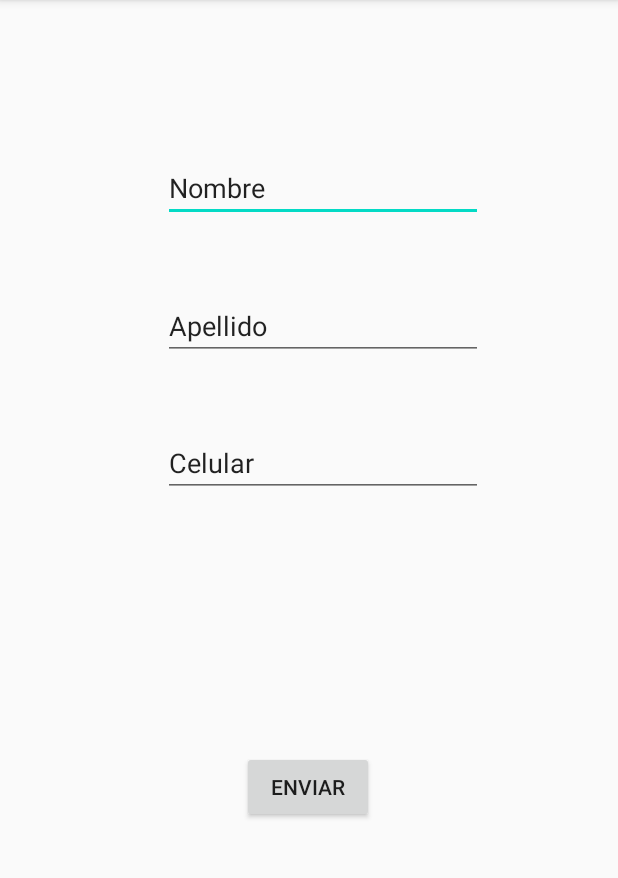
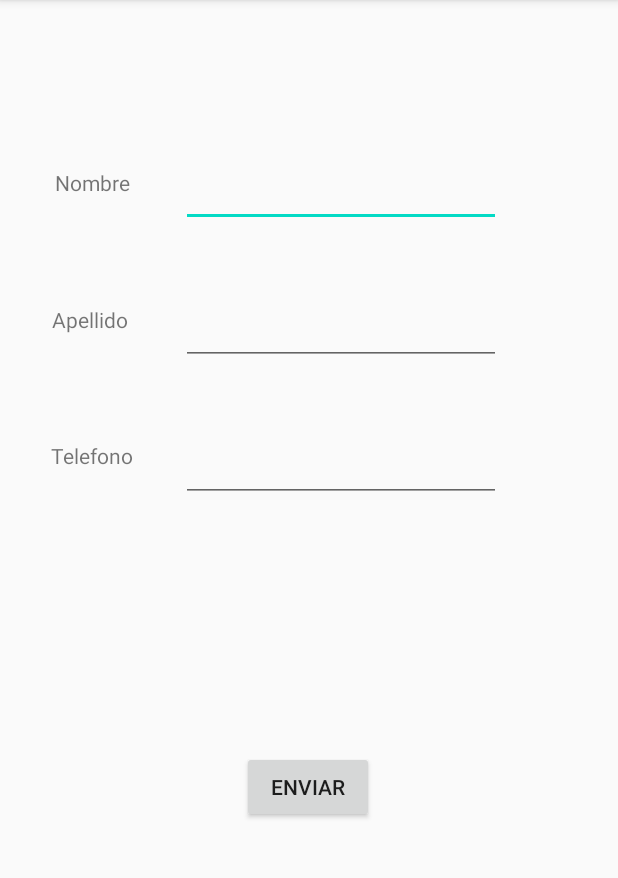
Before and after one commit to andresGarcia97/Reto1DispositivosMoviles, an Android app: the FormularioIncripcion screen opened directly, with no data from a screen before it, on a phone screen of 412 x 824 dp, the part 84-962 px from its top. Run offline under Robolectric (Android 15) with nearby library versions, the phone set to English and light mode, and no system bars.

Commit message:
Formulario inscripcion terminado
-Se soluciona error de logica en Edad.
-Se borra imagen sobrante.

```diff
--- a/app/src/main/java/com/co/movil/reto1/Edad.java
+++ b/app/src/main/java/com/co/movil/reto1/Edad.java
@@ -70,11 +70,10 @@ public class Edad extends AppCompatActivity implements DatePickerDialog.OnDateSe
         }
 
         else if(bornDate.get(Calendar.YEAR) <= currentlyDate.get(Calendar.YEAR)  &&
-                bornDate.get(Calendar.MONTH) <= currentlyDate.get(Calendar.MONTH) &&
-                bornDate.get(Calendar.DAY_OF_MONTH) <= currentlyDate.get(Calendar.DAY_OF_MONTH)) {
+                bornDate.get(Calendar.MONTH) <= currentlyDate.get(Calendar.MONTH)) {
             int years = currentlyDate.get(Calendar.YEAR) - bornDate.get(Calendar.YEAR) ;
             int months = currentlyDate.get(Calendar.MONTH) - bornDate.get(Calendar.MONTH);
-            int days = currentlyDate.get(Calendar.DAY_OF_MONTH) - bornDate.get(Calendar.DAY_OF_MONTH) ;
+            int days = Math.abs(currentlyDate.get(Calendar.DAY_OF_MONTH) - bornDate.get(Calendar.DAY_OF_MONTH)) ;
             String age = "Usted tiene: "+years+" AÑOS "+months+" MESES "+days+" DIAS ";
             Toast.makeText(getApplicationContext(),age,Toast.LENGTH_LONG).show();
         }
--- a/app/src/main/res/layout/activity_formulario_incripcion.xml
+++ b/app/src/main/res/layout/activity_formulario_incripcion.xml
@@ -8,32 +8,17 @@
     tools:context=".FormularioIncripcion">
 
     <EditText
-        android:id="@+id/nombre"
+        android:id="@+id/editTextNombre"
         android:layout_width="wrap_content"
         android:layout_height="wrap_content"
         android:ems="10"
-        android:inputType="textPersonName"
-        android:text="Nombre"
+        android:inputType="text"
         app:layout_constraintBottom_toBottomOf="parent"
         app:layout_constraintEnd_toEndOf="parent"
-        app:layout_constraintHorizontal_bias="0.547"
+        app:layout_constraintHorizontal_bias="0.606"
         app:layout_constraintStart_toStartOf="parent"
         app:layout_constraintTop_toTopOf="parent"
-        app:layout_constraintVertical_bias="0.142" />
-
-    <EditText
-        android:id="@+id/apellido"
-        android:layout_width="wrap_content"
-        android:layout_height="wrap_content"
-        android:ems="10"
-        android:inputType="textPersonName"
-        android:text="Apellido"
-        app:layout_constraintBottom_toBottomOf="parent"
-        app:layout_constraintEnd_toEndOf="parent"
-        app:layout_constraintHorizontal_bias="0.547"
-        app:layout_constraintStart_toStartOf="parent"
-        app:layout_constraintTop_toTopOf="parent"
-        app:layout_constraintVertical_bias="0.269" />
+        app:layout_constraintVertical_bias="0.147" />
 
     <EditText
         android:id="@+id/editTextPhone"
@@ -41,23 +26,72 @@
         android:layout_height="wrap_content"
         android:ems="10"
         android:inputType="phone"
-        android:text="Celular"
         app:layout_constraintBottom_toBottomOf="parent"
         app:layout_constraintEnd_toEndOf="parent"
-        app:layout_constraintHorizontal_bias="0.547"
+        app:layout_constraintHorizontal_bias="0.606"
         app:layout_constraintStart_toStartOf="parent"
         app:layout_constraintTop_toTopOf="parent"
-        app:layout_constraintVertical_bias="0.396" />
+        app:layout_constraintVertical_bias="0.4" />
+
+    <EditText
+        android:id="@+id/editTextApellido"
+        android:layout_width="wrap_content"
+        android:layout_height="wrap_content"
+        android:ems="10"
+        android:inputType="text"
+        app:layout_constraintBottom_toBottomOf="parent"
+        app:layout_constraintEnd_toEndOf="parent"
+        app:layout_constraintHorizontal_bias="0.606"
+        app:layout_constraintStart_toStartOf="parent"
+        app:layout_constraintTop_toTopOf="parent"
+        app:layout_constraintVertical_bias="0.274" />
 
     <Button
         android:id="@+id/botonEnviar"
         android:layout_width="wrap_content"
         android:layout_height="wrap_content"
         android:text="Enviar"
+        android:onClick="verificarDatos"
         app:layout_constraintBottom_toBottomOf="parent"
         app:layout_constraintEnd_toEndOf="parent"
         app:layout_constraintHorizontal_bias="0.498"
         app:layout_constraintStart_toStartOf="parent"
         app:layout_constraintTop_toTopOf="parent"
         app:layout_constraintVertical_bias="0.695" />
+
+    <TextView
+        android:id="@+id/textNombre"
+        android:layout_width="wrap_content"
+        android:layout_height="wrap_content"
+        android:layout_marginTop="112dp"
+        android:text="Nombre"
+        app:layout_constraintEnd_toStartOf="@+id/editTextNombre"
+        app:layout_constraintHorizontal_bias="0.515"
+        app:layout_constraintStart_toStartOf="parent"
+        app:layout_constraintTop_toTopOf="parent" />
+
+    <TextView
+        android:id="@+id/textApellido"
+        android:layout_width="wrap_content"
+        android:layout_height="wrap_content"
+        android:layout_marginTop="72dp"
+        android:text="Apellido"
+        app:layout_constraintEnd_toStartOf="@+id/editTextApellido"
+        app:layout_constraintHorizontal_bias="0.492"
+        app:layout_constraintStart_toStartOf="parent"
+        app:layout_constraintTop_toBottomOf="@+id/textNombre" />
+
+    <TextView
+        android:id="@+id/textTelefono"
+        android:layout_width="wrap_content"
+        android:layout_height="wrap_content"
+        android:layout_marginEnd="32dp"
+        android:text="Telefono"
+        app:layout_constraintBottom_toBottomOf="parent"
+        app:layout_constraintEnd_toStartOf="@+id/editTextPhone"
+        app:layout_constraintHorizontal_bias="1.0"
+        app:layout_constraintStart_toStartOf="parent"
+        app:layout_constraintTop_toBottomOf="@+id/textApellido"
+        app:layout_constraintVertical_bias="0.136" />
+
 </androidx.constraintlayout.widget.ConstraintLayout>
--- a/app/src/main/res/values/strings.xml
+++ b/app/src/main/res/values/strings.xml
@@ -13,4 +13,7 @@
     <string name="nombreDuver">Duver Carmona Ochoa</string>
     <string name="nombreAndres">Andres Garcia Atehortua</string>
     <string name="nombreRios">Santiago Rios Rios</string>
+    <string name="faltaNombre">Falta el nombre</string>
+    <string name="faltaApellido">Falta el apellido</string>
+    <string name="faltaTelefono">Falta el Telefono</string>
 </resources>
```
Also changed, not shown: app/src/main/java/com/co/movil/reto1/FormularioIncripcion.java (+35 -0 lines), app/src/main/res/drawable/descarga.jpeg (deleted).
